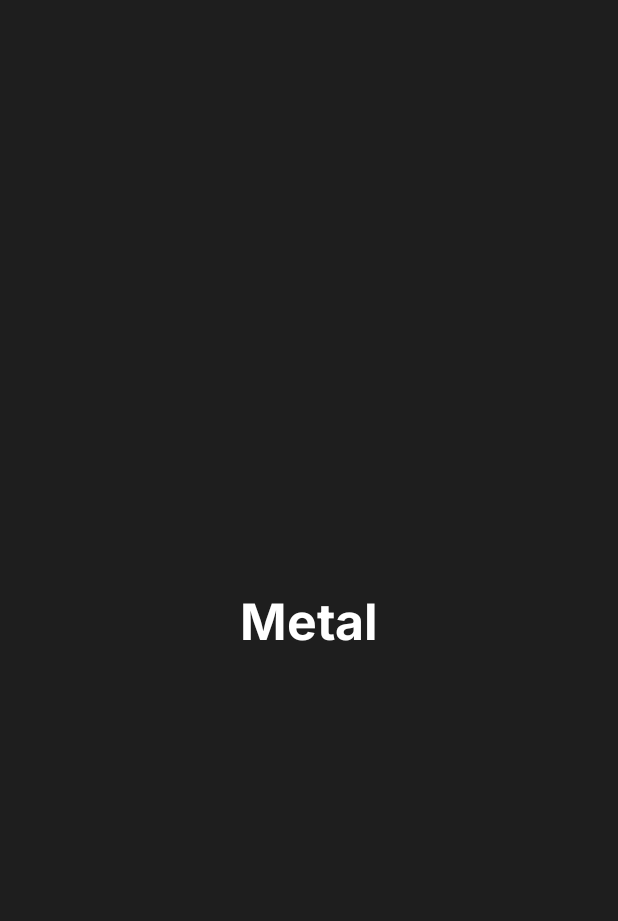
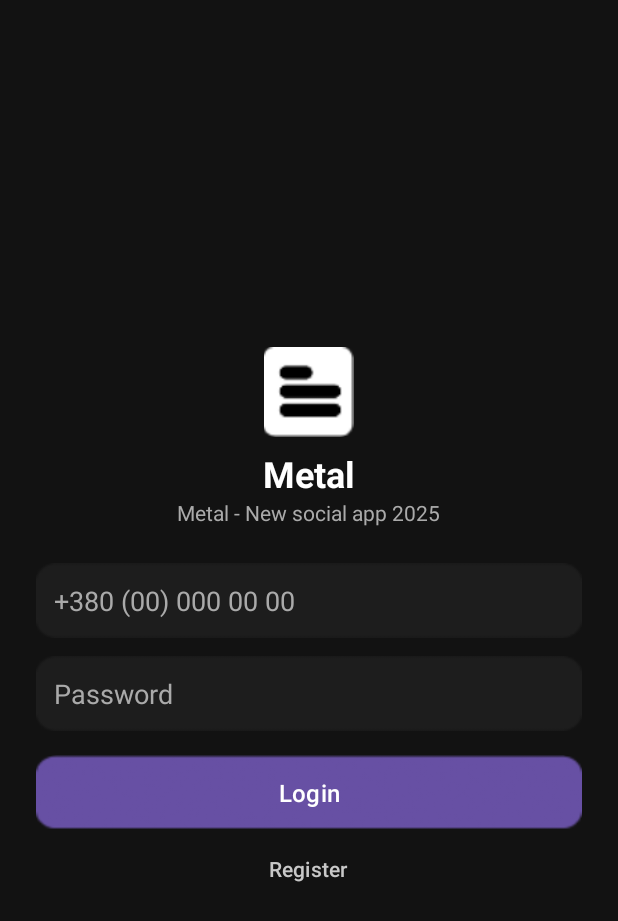
Before and after one commit to tup0g/Metal-App, an Android app: the layout activity_main.xml on its own in the app's theme, with its tools: preview values and no code run, on a phone screen of 412 x 824 dp. Shown: the top 921 px of the screen. Run offline under Robolectric (Android 15) with nearby library versions, the phone set to English and light mode, and no system bars.

Commit message:
Main page suka blyat

```diff
--- a/app/src/main/res/layout/activity_main.xml
+++ b/app/src/main/res/layout/activity_main.xml
@@ -1,25 +1,93 @@
 <?xml version="1.0" encoding="utf-8"?>
-<androidx.constraintlayout.widget.ConstraintLayout xmlns:android="http://schemas.android.com/apk/res/android"
-    xmlns:app="http://schemas.android.com/apk/res-auto"
-    xmlns:tools="http://schemas.android.com/tools"
-    android:id="@+id/main"
+<LinearLayout
+    xmlns:android="http://schemas.android.com/apk/res/android"
     android:layout_width="match_parent"
     android:layout_height="match_parent"
-    android:background="#1E1E1E"
-    tools:context=".MainActivity">
+    android:gravity="center"
+    android:background="#121212"
+    android:orientation="vertical"
+    android:padding="24dp">
 
+    <!-- Логотип -->
+    <ImageView
+        android:layout_width="70dp"
+        android:layout_height="60dp"
+        android:layout_gravity="center_horizontal"
+        android:src="@drawable/metal_logo" />
+
+    <!-- Название приложения -->
     <TextView
-        android:id="@+id/MetalAppName"
         android:layout_width="wrap_content"
         android:layout_height="wrap_content"
-        android:fontFamily="@font/inter_bold"
-        android:text="@string/app_name"
+        android:text="Metal"
         android:textColor="#FFFFFF"
-        android:textSize="33sp"
+        android:textSize="24sp"
         android:textStyle="bold"
-        app:layout_constraintBottom_toBottomOf="parent"
-        app:layout_constraintEnd_toEndOf="parent"
-        app:layout_constraintStart_toStartOf="parent"
-        app:layout_constraintTop_toTopOf="parent" />
+        android:layout_marginTop="8dp"
+        android:layout_gravity="center_horizontal"/>
 
-</androidx.constraintlayout.widget.ConstraintLayout>
+    <!-- Подзаголовок -->
+    <TextView
+        android:layout_width="wrap_content"
+        android:layout_height="wrap_content"
+        android:text="Metal - New social app 2025"
+        android:textColor="#AAAAAA"
+        android:textSize="14sp"
+        android:layout_marginBottom="24dp"
+        android:layout_gravity="center_horizontal"/>
+
+    <!-- Поле ввода телефона -->
+    <EditText
+        android:id="@+id/et_phone"
+        android:layout_width="match_parent"
+        android:layout_height="50dp"
+        android:hint="+380 (00) 000 00 00"
+        android:textColorHint="#AAAAAA"
+        android:textColor="#FFFFFF"
+        android:background="@drawable/password_background"
+        android:padding="12dp"
+        android:inputType="phone"
+        android:drawablePadding="8dp"/>
+
+    <!-- Поле ввода пароля -->
+    <EditText
+        android:id="@+id/et_password"
+        android:layout_width="match_parent"
+        android:layout_height="50dp"
+        android:hint="Password"
+        android:textColorHint="#AAAAAA"
+        android:textColor="#FFFFFF"
+        android:background="@drawable/password_background"
+        android:padding="12dp"
+        android:inputType="textPassword"
+        android:drawablePadding="8dp"
+        android:layout_marginTop="12dp"/>
+
+    <!-- Кнопка "Увійти" -->
+    <Button
+        android:id="@+id/btn_login"
+        android:layout_width="match_parent"
+        android:layout_height="50dp"
+        android:text="Login"
+        android:textColor="#FFFFFF"
+        android:background="@drawable/button_background"
+        android:textSize="16sp"
+        android:layout_marginTop="16dp"/>
+
+    <!-- Ссылка "Зареєструватися" -->
+    <Button
+        android:id="@+id/btn_register"
+        android:layout_width="wrap_content"
+        android:layout_height="wrap_content"
+        android:layout_gravity="center_horizontal"
+        android:layout_marginTop="12dp"
+        android:text="Register"
+        android:textColor="#C8C8C8"
+        android:textSize="14sp"
+        android:background="@android:color/transparent"
+        android:padding="0dp"
+        android:minHeight="0dp"
+        android:minWidth="0dp"/>
+
+
+</LinearLayout>
```
Also changed, not shown: app/src/main/res/drawable/button_background.png (added), app/src/main/res/drawable/metal_logo.png, app/src/main/res/drawable/password_background.png (added).
